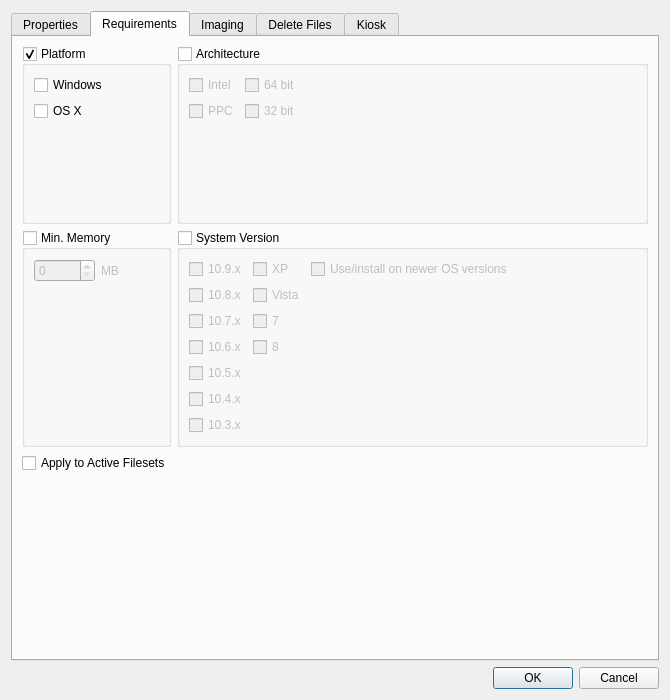
Qt form FWAdminLib/FilesetPropertiesDlg.ui (fw-dev/translations) before a commit.
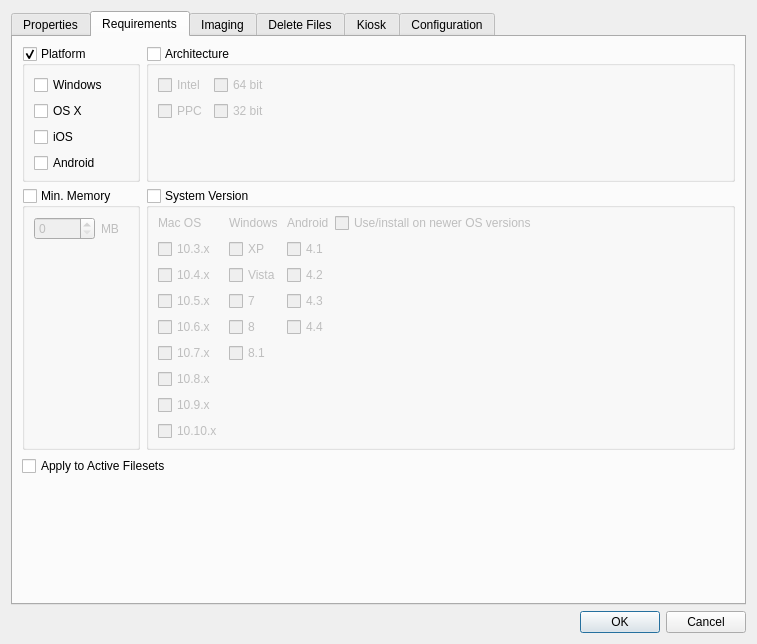
The same form after that commit. The open tabs and pages were chosen to show the change. Icons and pictures are not drawn. Custom widgets are drawn as their Qt base class.

Diff of the .ui file:
```diff
--- a/FWAdminLib/FilesetPropertiesDlg.ui
+++ b/FWAdminLib/FilesetPropertiesDlg.ui
@@ -6,8 +6,8 @@
    <rect>
     <x>0</x>
     <y>0</y>
-    <width>670</width>
-    <height>700</height>
+    <width>757</width>
+    <height>644</height>
    </rect>
   </property>
   <property name="sizePolicy">
@@ -39,7 +39,16 @@
        <string>Properties</string>
       </attribute>
       <layout class="QVBoxLayout" name="verticalLayout_14">
-       <property name="margin">
+       <property name="leftMargin">
+        <number>0</number>
+       </property>
+       <property name="topMargin">
+        <number>0</number>
+       </property>
+       <property name="rightMargin">
+        <number>0</number>
+       </property>
+       <property name="bottomMargin">
         <number>0</number>
        </property>
        <item>
@@ -322,44 +331,67 @@
        <string>Requirements</string>
       </attribute>
       <layout class="QGridLayout" name="gridLayout_3">
-       <property name="margin">
+       <property name="leftMargin">
+        <number>0</number>
+       </property>
+       <property name="topMargin">
+        <number>0</number>
+       </property>
+       <property name="rightMargin">
+        <number>0</number>
+       </property>
+       <property name="bottomMargin">
         <number>0</number>
        </property>
        <item row="0" column="0">
         <widget class="QWidget" name="requirementsEDWidget" native="true">
+         <layout class="QVBoxLayout" name="verticalLayout_9" stretch="0,0,1">
+          <item>
          <layout class="QGridLayout" name="gridLayout_9">
-          <item row="0" column="0">
-           <widget class="QGroupBox" name="groupBoxPlatform">
+            <item row="1" column="0">
+             <widget class="QGroupBox" name="groupBoxMinMemory">
             <property name="title">
-             <string>Platform</string>
+               <string>Min. Memory</string>
             </property>
             <property name="checkable">
              <bool>true</bool>
             </property>
-            <layout class="QVBoxLayout" name="verticalLayout_4">
-             <item>
-              <widget class="QCheckBox" name="checkBoxWindows">
-               <property name="text">
-                <string>Windows</string>
-               </property>
-              </widget>
-             </item>
-             <item>
-              <widget class="QCheckBox" name="checkBoxOSX">
+              <property name="checked">
+               <bool>false</bool>
+              </property>
+              <layout class="QGridLayout" name="gridLayout">
+               <item row="0" column="0">
+                <widget class="QSpinBox" name="spinBoxMemory">
+                 <property name="sizePolicy">
+                  <sizepolicy hsizetype="Fixed" vsizetype="Fixed">
+                   <horstretch>0</horstretch>
+                   <verstretch>0</verstretch>
+                  </sizepolicy>
+                 </property>
+                 <property name="maximum">
+                  <number>32766</number>
+                 </property>
+                </widget>
+               </item>
+               <item row="0" column="1">
+                <widget class="QLabel" name="label_4">
                <property name="text">
-                <string>OS X</string>
-               </property>
-              </widget>
-             </item>
-             <item>
-              <spacer name="verticalSpacer_11">
+                  <string>MB</string>
+                 </property>
+                 <property name="buddy">
+                  <cstring>spinBoxMemory</cstring>
+                 </property>
+                </widget>
+               </item>
+               <item row="1" column="0">
+                <spacer name="verticalSpacer_2">
                <property name="orientation">
                 <enum>Qt::Vertical</enum>
                </property>
                <property name="sizeHint" stdset="0">
                 <size>
                  <width>20</width>
-                 <height>0</height>
+                   <height>1</height>
                 </size>
                </property>
               </spacer>
@@ -379,6 +411,19 @@
              <bool>false</bool>
             </property>
             <layout class="QGridLayout" name="gridLayout_6">
+               <item row="0" column="1">
+                <spacer name="horizontalSpacer_6">
+                 <property name="orientation">
+                  <enum>Qt::Horizontal</enum>
+                 </property>
+                 <property name="sizeHint" stdset="0">
+                  <size>
+                   <width>1</width>
+                   <height>0</height>
+                  </size>
+                 </property>
+                </spacer>
+               </item>
              <item row="0" column="0">
               <layout class="QGridLayout" name="gridLayout_7">
                <item row="0" column="0">
@@ -411,19 +456,6 @@
                </item>
               </layout>
              </item>
-             <item row="0" column="1">
-              <spacer name="horizontalSpacer_6">
-               <property name="orientation">
-                <enum>Qt::Horizontal</enum>
-               </property>
-               <property name="sizeHint" stdset="0">
-                <size>
-                 <width>40</width>
-                 <height>0</height>
-                </size>
-               </property>
-              </spacer>
-             </item>
              <item row="1" column="0">
               <spacer name="verticalSpacer_18">
                <property name="orientation">
@@ -431,59 +463,8 @@
                </property>
                <property name="sizeHint" stdset="0">
                 <size>
-                 <width>0</width>
-                 <height>53</height>
-                </size>
-               </property>
-              </spacer>
-             </item>
-            </layout>
-           </widget>
-          </item>
-          <item row="1" column="0">
-           <widget class="QGroupBox" name="groupBoxMinMemory">
-            <property name="title">
-             <string>Min. Memory</string>
-            </property>
-            <property name="checkable">
-             <bool>true</bool>
-            </property>
-            <property name="checked">
-             <bool>false</bool>
-            </property>
-            <layout class="QGridLayout" name="gridLayout">
-             <item row="0" column="0">
-              <widget class="QSpinBox" name="spinBoxMemory">
-               <property name="sizePolicy">
-                <sizepolicy hsizetype="Fixed" vsizetype="Fixed">
-                 <horstretch>0</horstretch>
-                 <verstretch>0</verstretch>
-                </sizepolicy>
-               </property>
-               <property name="maximum">
-                <number>32766</number>
-               </property>
-              </widget>
-             </item>
-             <item row="0" column="1">
-              <widget class="QLabel" name="label_4">
-               <property name="text">
-                <string>MB</string>
-               </property>
-               <property name="buddy">
-                <cstring>spinBoxMemory</cstring>
-               </property>
-              </widget>
-             </item>
-             <item row="1" column="0">
-              <spacer name="verticalSpacer_2">
-               <property name="orientation">
-                <enum>Qt::Vertical</enum>
-               </property>
-               <property name="sizeHint" stdset="0">
-                <size>
                  <width>20</width>
-                 <height>0</height>
+                   <height>1</height>
                 </size>
                </property>
               </spacer>
@@ -491,29 +472,6 @@
             </layout>
            </widget>
           </item>
-          <item row="2" column="0">
-           <widget class="QCheckBox" name="checkBoxApplyToActive">
-            <property name="text">
-             <string>Apply to Active Filesets</string>
-            </property>
-           </widget>
-          </item>
-          <item row="3" column="1">
-           <spacer name="verticalSpacer_14">
-            <property name="orientation">
-             <enum>Qt::Vertical</enum>
-            </property>
-            <property name="sizeType">
-             <enum>QSizePolicy::Expanding</enum>
-            </property>
-            <property name="sizeHint" stdset="0">
-             <size>
-              <width>20</width>
-              <height>0</height>
-             </size>
-            </property>
-           </spacer>
-          </item>
           <item row="1" column="1">
            <widget class="QGroupBox" name="groupBoxSystem">
             <property name="title">
@@ -526,118 +484,288 @@
              <bool>false</bool>
             </property>
             <layout class="QGridLayout" name="gridLayout_5">
+               <property name="topMargin">
+                <number>5</number>
+               </property>
+               <property name="rightMargin">
+                <number>5</number>
+               </property>
+               <property name="bottomMargin">
+                <number>5</number>
+               </property>
+               <item row="0" column="0">
+                <spacer name="verticalSpacer_19">
+                 <property name="orientation">
+                  <enum>Qt::Vertical</enum>
+                 </property>
+                 <property name="sizeHint" stdset="0">
+                  <size>
+                   <width>0</width>
+                   <height>0</height>
+                  </size>
+                 </property>
+                </spacer>
+               </item>
+               <item row="1" column="0">
+                <layout class="QGridLayout" name="gridLayout_4">
+                 <item row="4" column="0">
+                  <widget class="QCheckBox" name="checkBox106x">
+                   <property name="text">
+                    <string>10.6.x</string>
+                   </property>
+                  </widget>
+                 </item>
+                 <item row="0" column="3">
+                  <widget class="QCheckBox" name="checkBoxFutureCompatibility">
+                   <property name="text">
+                    <string>Use/install on newer OS versions</string>
+                   </property>
+                  </widget>
+                 </item>
+                 <item row="3" column="2">
+                  <widget class="QCheckBox" name="checkBoxAPI18">
+                   <property name="text">
+                    <string>4.3</string>
+                   </property>
+                  </widget>
+                 </item>
+                 <item row="0" column="0">
+                  <widget class="QLabel" name="macOSLabel">
+                   <property name="text">
+                    <string>Mac OS</string>
+                   </property>
+                  </widget>
+                 </item>
              <item row="2" column="1">
-              <widget class="QCheckBox" name="checkBox7">
-               <property name="text">
-                <string>7</string>
-               </property>
-              </widget>
-             </item>
-             <item row="1" column="1">
               <widget class="QCheckBox" name="checkBoxVista">
                <property name="text">
                 <string>Vista</string>
                </property>
               </widget>
              </item>
-             <item row="3" column="1">
-              <widget class="QCheckBox" name="checkBox8">
+                 <item row="5" column="0">
+                  <widget class="QCheckBox" name="checkBox107x">
                <property name="text">
-                <string>8</string>
+                    <string>10.7.x</string>
                </property>
               </widget>
              </item>
-             <item row="0" column="0">
-              <widget class="QCheckBox" name="checkBox109x">
+                 <item row="3" column="0">
+                  <widget class="QCheckBox" name="checkBox105x">
                <property name="text">
-                <string>10.9.x</string>
+                    <string>10.5.x</string>
                </property>
               </widget>
              </item>
              <item row="0" column="1">
+                  <widget class="QLabel" name="windowsLabel">
+                   <property name="text">
+                    <string>Windows</string>
+                   </property>
+                  </widget>
+                 </item>
+                 <item row="1" column="1">
               <widget class="QCheckBox" name="checkBoxXP">
                <property name="text">
                 <string>XP</string>
                </property>
               </widget>
              </item>
-             <item row="3" column="0">
-              <widget class="QCheckBox" name="checkBox106x">
+                 <item row="2" column="0">
+                  <widget class="QCheckBox" name="checkBox104x">
                <property name="text">
-                <string>10.6.x</string>
+                    <string>10.4.x</string>
                </property>
               </widget>
              </item>
-             <item row="7" column="0">
-              <spacer name="verticalSpacer_19">
-               <property name="orientation">
-                <enum>Qt::Vertical</enum>
-               </property>
-               <property name="sizeHint" stdset="0">
-                <size>
-                 <width>0</width>
-                 <height>0</height>
-                </size>
-               </property>
-              </spacer>
-             </item>
              <item row="6" column="0">
-              <widget class="QCheckBox" name="checkBox103x">
-               <property name="text">
-                <string>10.3.x</string>
-               </property>
-              </widget>
-             </item>
-             <item row="4" column="0">
-              <widget class="QCheckBox" name="checkBox105x">
-               <property name="text">
-                <string>10.5.x</string>
-               </property>
-              </widget>
-             </item>
-             <item row="1" column="0">
               <widget class="QCheckBox" name="checkBox108x">
                <property name="text">
                 <string>10.8.x</string>
                </property>
               </widget>
              </item>
-             <item row="2" column="0">
-              <widget class="QCheckBox" name="checkBox107x">
+                 <item row="4" column="2">
+                  <widget class="QCheckBox" name="checkBoxAPI19">
                <property name="text">
-                <string>10.7.x</string>
+                    <string>4.4</string>
                </property>
               </widget>
              </item>
-             <item row="5" column="0">
-              <widget class="QCheckBox" name="checkBox104x">
+                 <item row="3" column="1">
+                  <widget class="QCheckBox" name="checkBox7">
                <property name="text">
-                <string>10.4.x</string>
+                    <string>7</string>
                </property>
               </widget>
              </item>
-             <item row="3" column="3" rowspan="2">
-              <spacer name="horizontalSpacer_7">
-               <property name="orientation">
-                <enum>Qt::Horizontal</enum>
-               </property>
-               <property name="sizeHint" stdset="0">
-                <size>
-                 <width>1</width>
-                 <height>31</height>
-                </size>
-               </property>
-              </spacer>
+                 <item row="2" column="2">
+                  <widget class="QCheckBox" name="checkBoxAPI17">
+                   <property name="text">
+                    <string>4.2</string>
+                   </property>
+                  </widget>
+                 </item>
+                 <item row="1" column="0">
+                  <widget class="QCheckBox" name="checkBox103x">
+                   <property name="text">
+                    <string>10.3.x</string>
+                   </property>
+                  </widget>
+                 </item>
+                 <item row="4" column="1">
+                  <widget class="QCheckBox" name="checkBox8">
+                   <property name="text">
+                    <string>8</string>
+                   </property>
+                  </widget>
              </item>
              <item row="0" column="2">
-              <widget class="QCheckBox" name="checkBoxFutureCompatibility">
+                  <widget class="QLabel" name="androidLabel">
                <property name="text">
-                <string>Use/install on newer OS versions</string>
+                    <string>Android</string>
                </property>
               </widget>
              </item>
-            </layout>
-           </widget>
+                 <item row="1" column="2">
+                  <widget class="QCheckBox" name="checkBoxAPI16">
+                   <property name="text">
+                    <string>4.1</string>
+                   </property>
+                  </widget>
+                 </item>
+                 <item row="7" column="0">
+                  <widget class="QCheckBox" name="checkBox109x">
+                   <property name="text">
+                    <string>10.9.x</string>
+                   </property>
+                  </widget>
+                 </item>
+                 <item row="8" column="0">
+                  <widget class="QCheckBox" name="checkBox1010x">
+                   <property name="text">
+                    <string>10.10.x</string>
+                   </property>
+                  </widget>
+                 </item>
+                 <item row="5" column="1">
+                  <widget class="QCheckBox" name="checkBox81">
+                   <property name="text">
+                    <string>8.1</string>
+                   </property>
+                  </widget>
+                 </item>
+                </layout>
+               </item>
+               <item row="1" column="1">
+                <spacer name="horizontalSpacer_7">
+                 <property name="orientation">
+                  <enum>Qt::Horizontal</enum>
+                 </property>
+                 <property name="sizeHint" stdset="0">
+                  <size>
+                   <width>1</width>
+                   <height>20</height>
+                  </size>
+                 </property>
+                </spacer>
+               </item>
+               <item row="3" column="0">
+                <spacer name="verticalSpacer_3">
+                 <property name="orientation">
+                  <enum>Qt::Vertical</enum>
+                 </property>
+                 <property name="sizeHint" stdset="0">
+                  <size>
+                   <width>20</width>
+                   <height>1</height>
+                  </size>
+                 </property>
+                </spacer>
+               </item>
+              </layout>
+             </widget>
+            </item>
+            <item row="0" column="0">
+             <widget class="QGroupBox" name="groupBoxPlatform">
+              <property name="title">
+               <string>Platform</string>
+              </property>
+              <property name="checkable">
+               <bool>true</bool>
+              </property>
+              <layout class="QVBoxLayout" name="verticalLayout_4">
+               <property name="bottomMargin">
+                <number>5</number>
+               </property>
+               <item>
+                <widget class="QCheckBox" name="checkBoxWindows">
+                 <property name="text">
+                  <string>Windows</string>
+                 </property>
+                </widget>
+               </item>
+               <item>
+                <widget class="QCheckBox" name="checkBoxOSX">
+                 <property name="text">
+                  <string>OS X</string>
+                 </property>
+                </widget>
+               </item>
+               <item>
+                <widget class="QCheckBox" name="checkBoxiOS">
+                 <property name="text">
+                  <string>iOS</string>
+                 </property>
+                </widget>
+               </item>
+               <item>
+                <widget class="QCheckBox" name="checkBoxAndroid">
+                 <property name="text">
+                  <string>Android</string>
+                 </property>
+                </widget>
+               </item>
+               <item>
+                <spacer name="verticalSpacer_11">
+                 <property name="orientation">
+                  <enum>Qt::Vertical</enum>
+                 </property>
+                 <property name="sizeHint" stdset="0">
+                  <size>
+                   <width>20</width>
+                   <height>1</height>
+                  </size>
+                 </property>
+                </spacer>
+               </item>
+              </layout>
+             </widget>
+            </item>
+           </layout>
+          </item>
+          <item>
+           <widget class="QCheckBox" name="checkBoxApplyToActive">
+            <property name="text">
+             <string>Apply to Active Filesets</string>
+            </property>
+           </widget>
+          </item>
+          <item>
+           <spacer name="verticalSpacer_14">
+            <property name="orientation">
+             <enum>Qt::Vertical</enum>
+            </property>
+            <property name="sizeType">
+             <enum>QSizePolicy::Expanding</enum>
+            </property>
+            <property name="sizeHint" stdset="0">
+             <size>
+              <width>20</width>
+              <height>0</height>
+             </size>
+            </property>
+           </spacer>
           </item>
          </layout>
         </widget>
@@ -649,7 +777,16 @@
        <string>Imaging</string>
       </attribute>
       <layout class="QGridLayout" name="gridLayout_2">
-       <property name="margin">
+       <property name="leftMargin">
+        <number>0</number>
+       </property>
+       <property name="topMargin">
+        <number>0</number>
+       </property>
+       <property name="rightMargin">
+        <number>0</number>
+       </property>
+       <property name="bottomMargin">
         <number>0</number>
        </property>
        <item row="0" column="0">
@@ -783,7 +920,16 @@
        <string>Delete Files</string>
       </attribute>
       <layout class="QVBoxLayout" name="verticalLayout_6">
-       <property name="margin">
+       <property name="leftMargin">
+        <number>0</number>
+       </property>
+       <property name="topMargin">
+        <number>0</number>
+       </property>
+       <property name="rightMargin">
+        <number>0</number>
+       </property>
+       <property name="bottomMargin">
         <number>0</number>
        </property>
        <item>
@@ -911,7 +1057,16 @@
        <string>Kiosk</string>
       </attribute>
       <layout class="QVBoxLayout" name="verticalLayout_8">
-       <property name="margin">
+       <property name="leftMargin">
+        <number>0</number>
+       </property>
+       <property name="topMargin">
+        <number>0</number>
+       </property>
+       <property name="rightMargin">
+        <number>0</number>
+       </property>
+       <property name="bottomMargin">
         <number>0</number>
        </property>
        <item>
@@ -1234,6 +1389,28 @@
        </item>
       </layout>
      </widget>
+     <widget class="QWidget" name="tabIOSConfig">
+      <attribute name="title">
+       <string>Configuration</string>
+      </attribute>
+      <layout class="QVBoxLayout" name="verticalLayout_11">
+       <property name="leftMargin">
+        <number>0</number>
+       </property>
+       <property name="topMargin">
+        <number>0</number>
+       </property>
+       <property name="rightMargin">
+        <number>0</number>
+       </property>
+       <property name="bottomMargin">
+        <number>0</number>
+       </property>
+       <item>
+        <widget class="PListEditor" name="iosConfig" native="true"/>
+       </item>
+      </layout>
+     </widget>
     </widget>
    </item>
    <item>
@@ -1256,6 +1433,12 @@
    <extends>QTreeView</extends>
    <header>FileWaveGuiLib/KioskCategoriesView.h</header>
   </customwidget>
+  <customwidget>
+   <class>PListEditor</class>
+   <extends>QWidget</extends>
+   <header>FWAdminLib/PListEditor.h</header>
+   <container>1</container>
+  </customwidget>
   <customwidget>
    <class>RatingWidget</class>
    <extends>QWidget</extends>
```
Left out of the diff: 76 changed lines with no effect on the pictures. Lines whose indentation alone changed are shown as unchanged.
